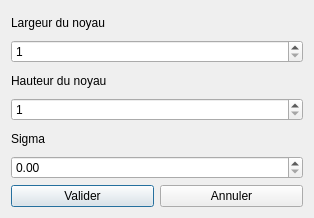
The window that Interface/Fenetres/FenetreModifier.ui (gdescomps/HoKo) describes before a commit, drawn with Qt 5.
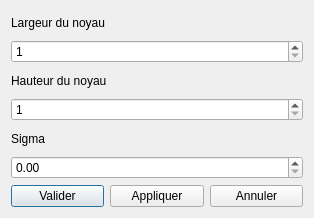
The same window after the commit.

Commit message: Ajout du bouton Appliquer pour appliquer le traitement

```diff
--- a/Interface/Fenetres/FenetreModifier.ui
+++ b/Interface/Fenetres/FenetreModifier.ui
@@ -67,6 +67,13 @@
        </property>
       </widget>
      </item>
+     <item>
+      <widget class="QPushButton" name="appliquerBouton">
+       <property name="text">
+        <string>Appliquer</string>
+       </property>
+      </widget>
+     </item>
      <item>
       <widget class="QPushButton" name="annulerBouton">
        <property name="text">
```
The commit also changes 2 other files.
